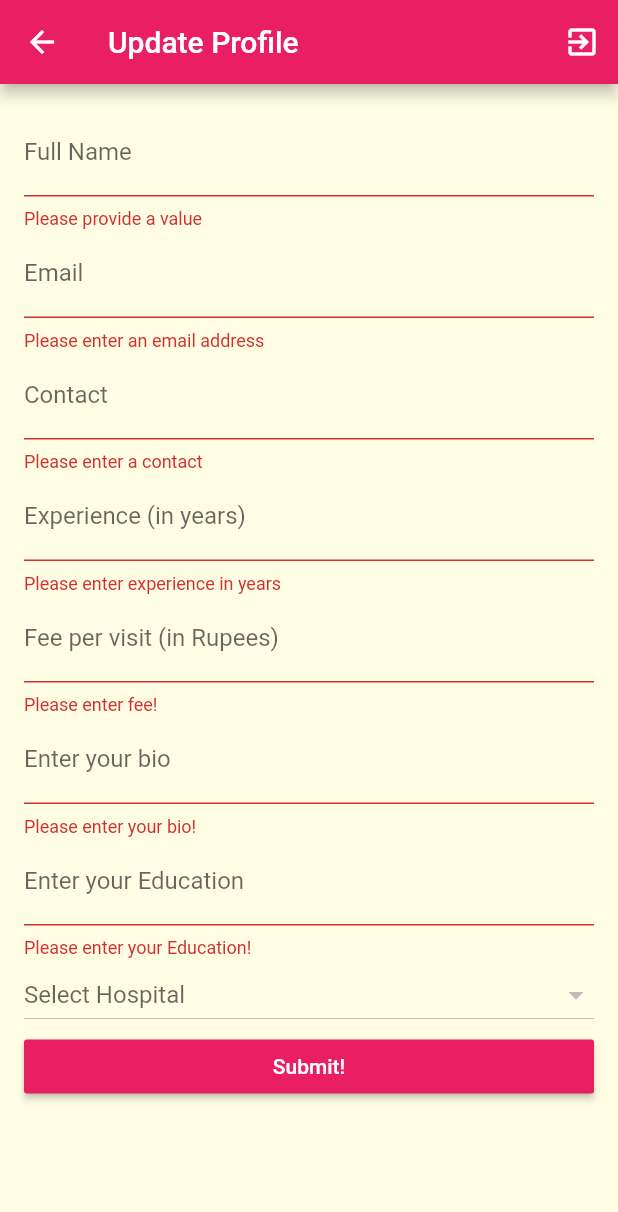
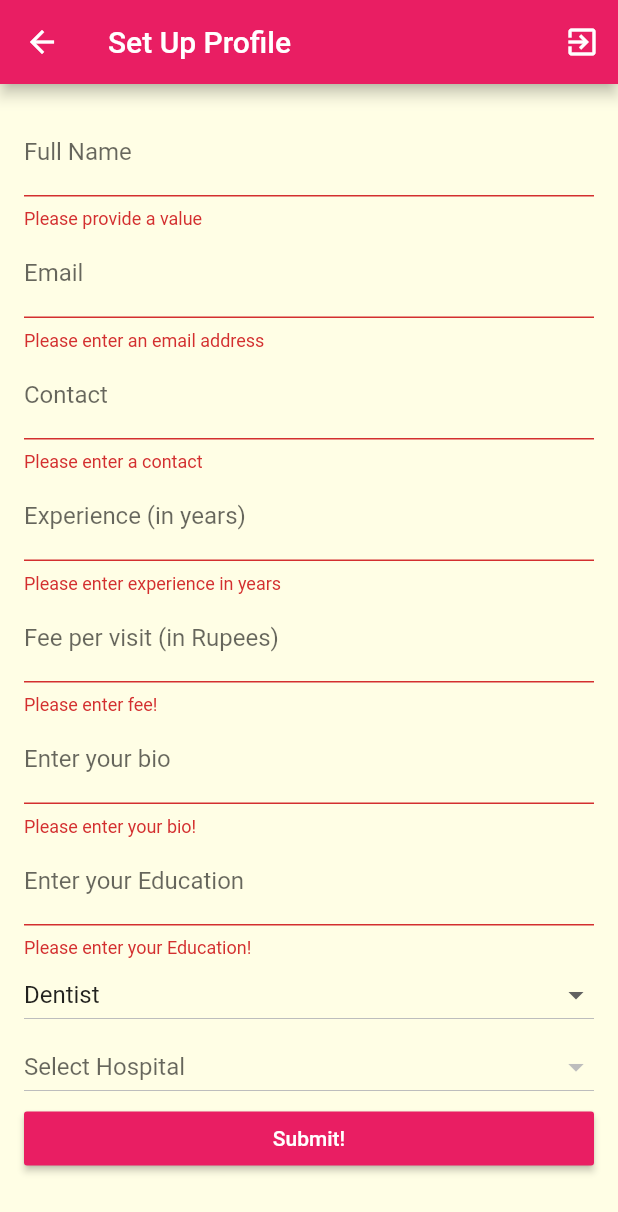
Before and after one commit to ritiksingh8/Health-Services, a Flutter app: the UpdateProfile screen opened directly, after a tap on "Submit!", on a phone screen of 412 x 824 dp. Shown: the top 1212 px of the screen. Run offline on Flutter 3.47's test engine with Material 2 defaults, Android fonts, the phone set to English and light mode, and no system bars; our stand-ins replace cloud_firestore, firebase_auth, firebase_storage, google_maps_flutter, image_picker; accounts and stored records are empty; network calls fail.

Commit message:
modified update profile

```diff
--- a/lib/screens/auth_screen.dart
+++ b/lib/screens/auth_screen.dart
@@ -74,6 +74,7 @@ class _AuthScreenState extends State<AuthScreen> {
             'name': name,
             'email': email,
             'imageurl': url,
+            'isSignedIn': false,
           });
           AuthScreen.authComplete = true;
         }
--- a/lib/screens/update_profile.dart
+++ b/lib/screens/update_profile.dart
@@ -1,6 +1,11 @@
+import 'dart:io';
+
 import 'package:cloud_firestore/cloud_firestore.dart';
+import 'package:firebase_storage/firebase_storage.dart';
 import 'package:flutter/material.dart';
 import 'package:firebase_auth/firebase_auth.dart';
+import 'package:health_service/pickers/user_image_picker.dart';
+import 'package:health_service/screens/doctor_main_screen.dart';
 
 class UpdateProfile extends StatefulWidget {
   final bool isUpdate;
@@ -23,6 +28,14 @@ class _UpdateProfileState extends State<UpdateProfile> {
   final _aboutFocusNode = FocusNode();
   final _educationFocusNode = FocusNode();
   final _hospitalFocusNode = FocusNode();
+  bool isImageSelected = false;
+
+  var _userImageFile;
+
+  void _pickedImage(File image) {
+    _userImageFile = image;
+    isImageSelected = true;
+  }
 
   Map<String, dynamic> _initValues = {
     'name': '',
@@ -48,6 +61,7 @@ class _UpdateProfileState extends State<UpdateProfile> {
     'about': "",
     'education': '',
     'hospital': '',
+    'isSignedIn': true,
   };
 
   var _isLoading = false;
@@ -56,6 +70,38 @@ class _UpdateProfileState extends State<UpdateProfile> {
   String _selectedHospital = 'h7TslvuiH6IeoaXlNbmB';
 
   List<DropdownMenuItem<String>> hospitalList = [];
+  List<DropdownMenuItem<String>> doctorTypeList = [
+    DropdownMenuItem(
+      child: Text('Dentist'),
+      value: 'Dentist',
+    ),
+    DropdownMenuItem(
+      child: Text('Gynecologist/obstetrician'),
+      value: 'Gynecologist/obstetrician',
+    ),
+    DropdownMenuItem(
+      child: Text('General Physician'),
+      value: 'General Physician',
+    ),
+    DropdownMenuItem(
+      child: Text('Dermatologist'),
+      value: 'Dermatologist',
+    ),
+    DropdownMenuItem(
+      child: Text('ENT Specialist'),
+      value: 'ENT Specialist',
+    ),
+    DropdownMenuItem(
+      child: Text('Homeopath'),
+      value: 'Homeopath',
+    ),
+    DropdownMenuItem(
+      child: Text('Ayurveda'),
+      value: 'Ayurveda',
+    ),
+  ];
+
+  String _selectedDoctorType = 'Dentist';
   DocumentReference docRef;
 
   Future<void> _saveForm() async {
@@ -75,14 +121,28 @@ class _UpdateProfileState extends State<UpdateProfile> {
         .document(_submitValues['hospital']);
     _submitValues['hospital'] = docRef;
 
+    if (widget.isUpdate && isImageSelected) {
+      final ref = FirebaseStorage.instance
+          .ref()
+          .child('user_images')
+          .child(currentUserId + '.jpg');
+
+      await ref.putFile(_userImageFile).onComplete;
+
+      final url = await ref.getDownloadURL();
+
+      _submitValues['imageurl'] = url.toString();
+    }
+
+    print(_submitValues);
     await Firestore.instance
         .collection('doctors')
         .document(currentUserId)
         .setData(_submitValues);
-    print(_submitValues);
-    setState(() {
-      _isLoading = false;
-    });
+    // print(_userImageFile);
+    //print(_submitValues);
+
+    Navigator.of(context).pushReplacementNamed(DoctorMainScreen.routeName);
   }
 
   @override
@@ -124,8 +184,16 @@ class _UpdateProfileState extends State<UpdateProfile> {
           _initValues['about'] = docSnapshot.data['about'];
           _initValues['education'] = docSnapshot.data['education'];
           _submitValues['imageurl'] = docSnapshot.data['imageurl'];
-          _selectedHospital =
-              docSnapshot.data['hospital'].toString().split('/')[1];
+          _submitValues['type'] = _initValues['type'];
+          _selectedDoctorType = docSnapshot.data['type'];
+          print(_initValues['type'] + " type check");
+          _submitValues['hospital'] =
+              docSnapshot.data['hospital'].path.split('/')[1];
+          _selectedHospital = docSnapshot.data['hospital'].path.split('/')[1];
+          print(docSnapshot.data['hospital']);
+          setState(() {
+            _isLoading = false;
+          });
         });
       });
     } else {
@@ -173,7 +241,9 @@ class _UpdateProfileState extends State<UpdateProfile> {
   Widget build(BuildContext context) {
     return Scaffold(
       appBar: AppBar(
-        title: Text('Update Profile'),
+        title: Text(
+          widget.isUpdate ? 'Update Profile' : 'Set Up Profile',
+        ),
         actions: <Widget>[
           IconButton(
             icon: Icon(Icons.exit_to_app),
@@ -191,6 +261,11 @@ class _UpdateProfileState extends State<UpdateProfile> {
                 key: _form,
                 child: ListView(
                   children: <Widget>[
+                    if (widget.isUpdate)
+                      UserImagePicker(
+                        _pickedImage,
+                        sentPickedImage: _initValues['imageurl'],
+                      ),
                     TextFormField(
                       initialValue: _initValues['name'],
                       decoration: InputDecoration(
@@ -274,7 +349,7 @@ class _UpdateProfileState extends State<UpdateProfile> {
                         return null;
                       },
                       onSaved: (value) {
-                        _submitValues['experience'] = value + " Years";
+                        _submitValues['experience'] = value;
                       },
                     ),
                     TextFormField(
@@ -341,6 +416,18 @@ class _UpdateProfileState extends State<UpdateProfile> {
                       },
                     ),
                     DropdownButton(
+                      hint: new Text('Select Type'),
+                      items: doctorTypeList,
+                      value: _selectedDoctorType,
+                      onChanged: (value) {
+                        setState(() {
+                          _selectedDoctorType = value;
+                          _submitValues['type'] = _selectedDoctorType;
+                        });
+                      },
+                      isExpanded: true,
+                    ),
+                    DropdownButton(
                       hint: new Text('Select Hospital'),
                       items: hospitalList,
                       value: _selectedHospital,
```
Also changed, not shown: lib/helpers/doctors_validation_list.dart (+25 -0 lines), lib/main.dart (+17 -9 lines), lib/pickers/user_image_picker.dart (+10 -3 lines), lib/screens/doctor_main_screen.dart (added, +22 -0 lines).
